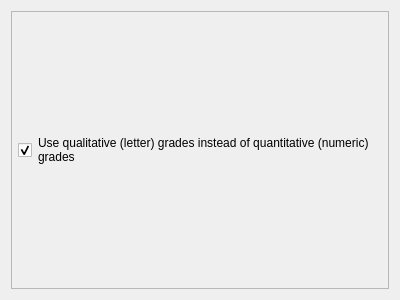
Qt form app/options/calctab.ui (ZoomTen/theGrades) before a commit.
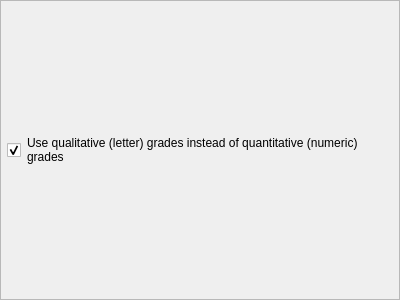
The same form after that commit.

Commit message: implement option tab switching and sidebar resize

```diff
--- a/app/options/calctab.ui
+++ b/app/options/calctab.ui
@@ -14,6 +14,21 @@
    <string>Form</string>
   </property>
   <layout class="QVBoxLayout" name="verticalLayout">
+   <property name="spacing">
+    <number>0</number>
+   </property>
+   <property name="leftMargin">
+    <number>0</number>
+   </property>
+   <property name="topMargin">
+    <number>0</number>
+   </property>
+   <property name="rightMargin">
+    <number>0</number>
+   </property>
+   <property name="bottomMargin">
+    <number>0</number>
+   </property>
    <item>
     <widget class="QScrollArea" name="scrollArea">
      <property name="horizontalScrollBarPolicy">
@@ -27,8 +42,8 @@
        <rect>
         <x>0</x>
         <y>0</y>
-        <width>380</width>
-        <height>280</height>
+        <width>398</width>
+        <height>298</height>
        </rect>
       </property>
       <layout class="QGridLayout" name="gridLayout">
```
The commit also changes 4 other files.
